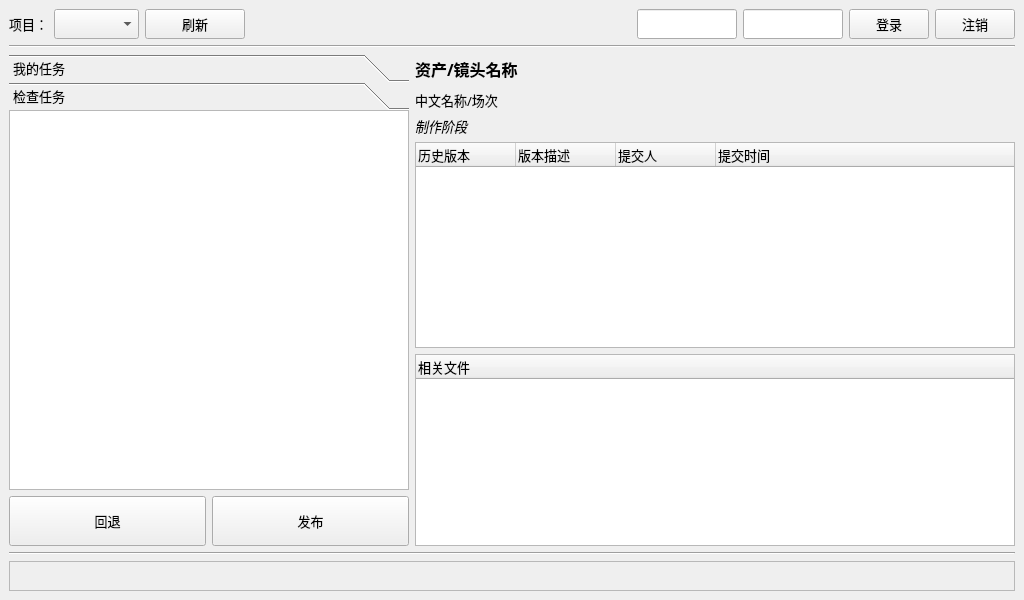
This is commons/ui/CGTW.ui in lonegather/Barbarian as Qt 5 draws it before an edit. The edited form follows.
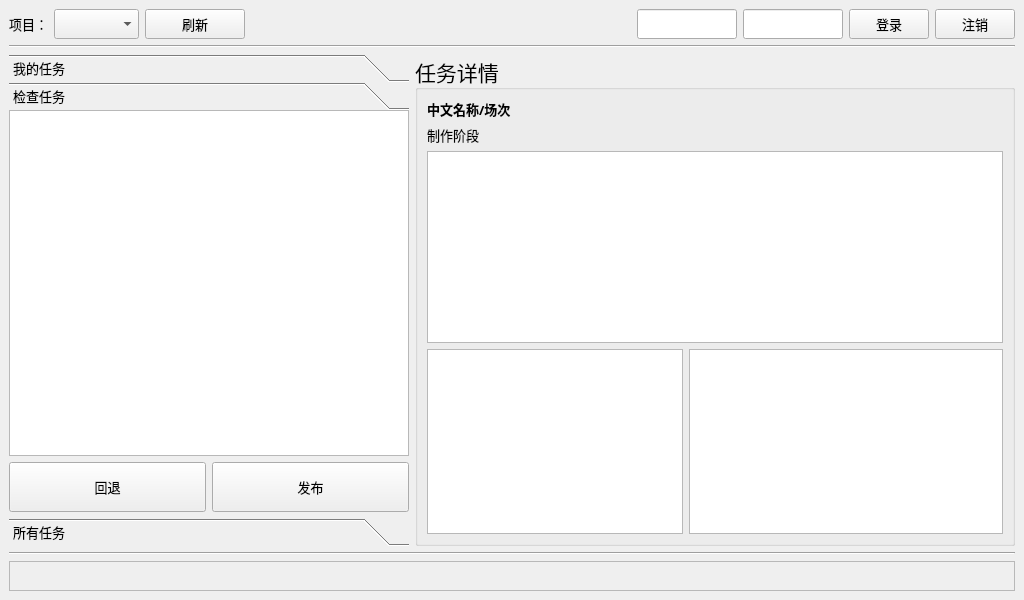
This is the edited form. The open tabs and pages were chosen to show the change.

```diff
--- a/commons/ui/CGTW.ui
+++ b/commons/ui/CGTW.ui
@@ -352,49 +352,45 @@
              <x>0</x>
              <y>0</y>
              <width>400</width>
-             <height>420</height>
+             <height>405</height>
             </rect>
            </property>
            <attribute name="label">
             <string>检查任务</string>
            </attribute>
            <layout class="QVBoxLayout" name="verticalLayout_5">
-            <property name="margin">
+            <property name="leftMargin">
              <number>0</number>
             </property>
+            <property name="topMargin">
+             <number>0</number>
+            </property>
+            <property name="rightMargin">
+             <number>0</number>
+            </property>
+            <property name="bottomMargin">
+             <number>6</number>
+            </property>
             <item>
-             <widget class="QTreeWidget" name="CGTWTWCheck">
+             <widget class="QTreeView" name="CGTWTVCheck">
               <property name="font">
                <font>
                 <family>微软雅黑</family>
                 <pointsize>10</pointsize>
                </font>
               </property>
-              <attribute name="headerVisible">
-               <bool>false</bool>
-              </attribute>
-              <column>
-               <property name="text">
-                <string>检查任务</string>
-               </property>
-               <property name="font">
-                <font>
-                 <family>微软雅黑</family>
-                 <pointsize>10</pointsize>
-                </font>
-               </property>
-              </column>
-              <column>
-               <property name="text">
-                <string>截止日期</string>
-               </property>
-               <property name="font">
-                <font>
-                 <family>微软雅黑</family>
-                 <pointsize>10</pointsize>
-                </font>
-               </property>
-              </column>
+              <property name="alternatingRowColors">
+               <bool>true</bool>
+              </property>
+              <property name="indentation">
+               <number>21</number>
+              </property>
+              <property name="animated">
+               <bool>true</bool>
+              </property>
+              <property name="headerHidden">
+               <bool>true</bool>
+              </property>
              </widget>
             </item>
             <item>
@@ -441,64 +437,80 @@
             </item>
            </layout>
           </widget>
+          <widget class="QWidget" name="CGTWPageAll">
+           <attribute name="label">
+            <string>所有任务</string>
+           </attribute>
+           <layout class="QVBoxLayout" name="verticalLayout_6">
+            <property name="margin">
+             <number>0</number>
+            </property>
+            <item>
+             <widget class="QTreeView" name="CGTWTVAll">
+              <property name="font">
+               <font>
+                <family>微软雅黑</family>
+                <pointsize>10</pointsize>
+               </font>
+              </property>
+              <property name="alternatingRowColors">
+               <bool>true</bool>
+              </property>
+              <property name="indentation">
+               <number>21</number>
+              </property>
+              <property name="animated">
+               <bool>true</bool>
+              </property>
+              <property name="headerHidden">
+               <bool>true</bool>
+              </property>
          </widget>
         </item>
        </layout>
-      </item>
+          </widget>
+         </widget>
+        </item>
+       </layout>
+      </item>
       <item>
-       <widget class="QWidget" name="widget" native="true">
+       <widget class="QGroupBox" name="CGTWGBInfo">
         <property name="minimumSize">
          <size>
           <width>450</width>
           <height>0</height>
          </size>
         </property>
-        <layout class="QHBoxLayout" name="horizontalLayout_3">
-         <property name="margin">
-          <number>0</number>
-         </property>
-         <item>
-          <widget class="QFrame" name="CGTWFrmInfo">
-           <layout class="QVBoxLayout" name="verticalLayout_3">
-            <property name="margin">
-             <number>0</number>
-            </property>
+        <property name="font">
+         <font>
+          <family>微软雅黑</family>
+          <pointsize>16</pointsize>
+         </font>
+        </property>
+        <property name="title">
+         <string>任务详情</string>
+        </property>
+        <property name="alignment">
+         <set>Qt::AlignLeading|Qt::AlignLeft|Qt::AlignVCenter</set>
+        </property>
+        <layout class="QVBoxLayout" name="verticalLayout_3" stretch="0,0,0,1">
             <item>
-             <widget class="QLabel" name="CGTWLBLInfoName">
+          <widget class="QLabel" name="CGTWLBLInfoType">
               <property name="minimumSize">
                <size>
                 <width>0</width>
-                <height>30</height>
+             <height>20</height>
                </size>
               </property>
               <property name="font">
                <font>
                 <family>微软雅黑</family>
-                <pointsize>12</pointsize>
+             <pointsize>10</pointsize>
                 <weight>75</weight>
                 <bold>true</bold>
                </font>
               </property>
               <property name="text">
-               <string>资产/镜头名称</string>
-              </property>
-             </widget>
-            </item>
-            <item>
-             <widget class="QLabel" name="CGTWLBLInfoType">
-              <property name="minimumSize">
-               <size>
-                <width>0</width>
-                <height>20</height>
-               </size>
-              </property>
-              <property name="font">
-               <font>
-                <family>微软雅黑</family>
-                <pointsize>10</pointsize>
-               </font>
-              </property>
-              <property name="text">
                <string>中文名称/场次</string>
               </property>
              </widget>
@@ -515,8 +527,6 @@
                <font>
                 <family>微软雅黑</family>
                 <pointsize>10</pointsize>
-                <italic>true</italic>
-                <underline>false</underline>
                </font>
               </property>
               <property name="text">
@@ -525,7 +535,7 @@
              </widget>
             </item>
             <item>
-             <widget class="QTreeWidget" name="CGTWTWHistory">
+          <widget class="QTreeView" name="CGTWTVFileHistory">
               <property name="font">
                <font>
                 <family>微软雅黑</family>
@@ -541,39 +551,16 @@
               <property name="indentation">
                <number>21</number>
               </property>
-              <property name="wordWrap">
-               <bool>true</bool>
-              </property>
-              <column>
-               <property name="text">
-                <string>历史版本</string>
-               </property>
-              </column>
-              <column>
-               <property name="text">
-                <string>版本描述</string>
-               </property>
-              </column>
-              <column>
-               <property name="text">
-                <string>提交人</string>
-               </property>
-              </column>
-              <column>
-               <property name="text">
-                <string>提交时间</string>
-               </property>
-              </column>
              </widget>
             </item>
             <item>
-             <widget class="QTreeWidget" name="CGTWTWLink">
-              <property name="sizePolicy">
-               <sizepolicy hsizetype="Minimum" vsizetype="Minimum">
-                <horstretch>0</horstretch>
-                <verstretch>0</verstretch>
-               </sizepolicy>
-              </property>
+          <widget class="QFrame" name="CGTWFrmInfo">
+           <layout class="QHBoxLayout" name="horizontalLayout_3" stretch="0,1">
+            <property name="margin">
+             <number>0</number>
+            </property>
+            <item>
+             <widget class="QTreeView" name="CGTWTVFileLink">
               <property name="font">
                <font>
                 <family>微软雅黑</family>
@@ -589,11 +576,25 @@
               <property name="indentation">
                <number>21</number>
               </property>
-              <column>
-               <property name="text">
-                <string>相关文件</string>
-               </property>
-              </column>
+             </widget>
+            </item>
+            <item>
+             <widget class="QListView" name="CGTWLVFileLink">
+              <property name="font">
+               <font>
+                <family>微软雅黑</family>
+                <pointsize>10</pointsize>
+               </font>
+              </property>
+              <property name="contextMenuPolicy">
+               <enum>Qt::CustomContextMenu</enum>
+              </property>
+              <property name="dragDropMode">
+               <enum>QAbstractItemView::DragOnly</enum>
+              </property>
+              <property name="alternatingRowColors">
+               <bool>true</bool>
+              </property>
              </widget>
             </item>
            </layout>
```
Left out of the diff: 47 changed lines with no effect on the pictures. Lines whose indentation alone changed are shown as unchanged.
